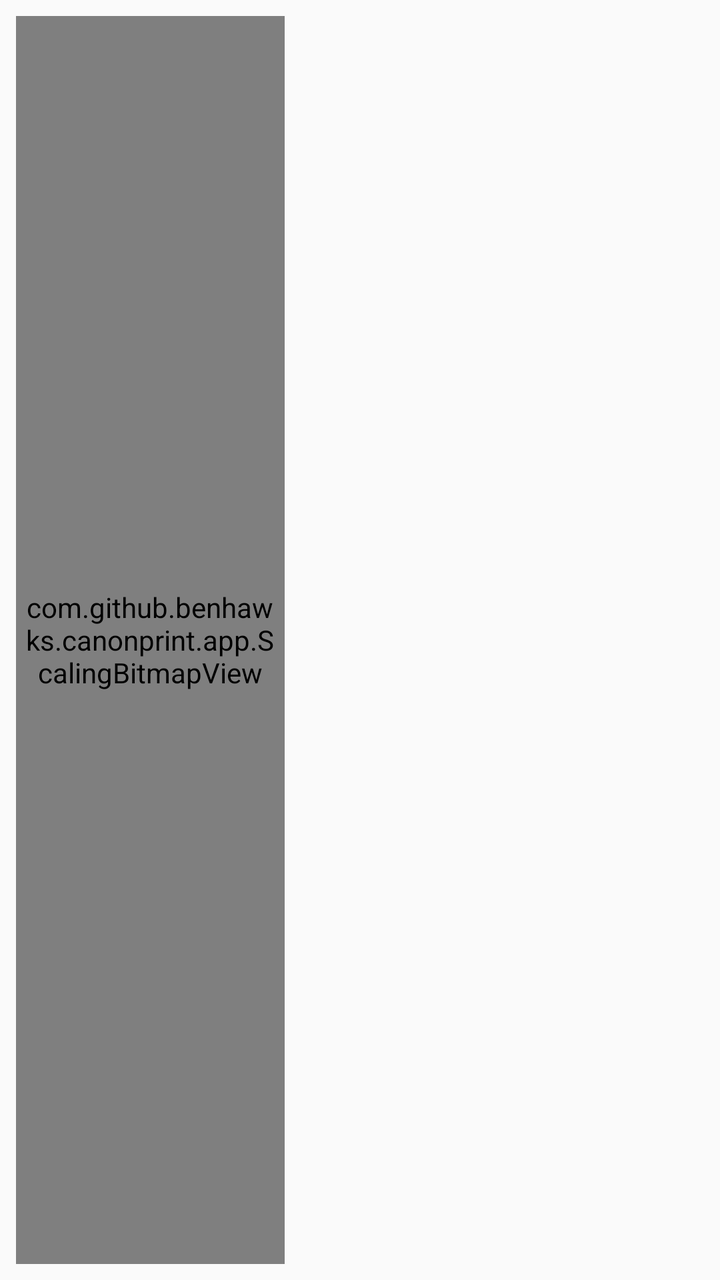
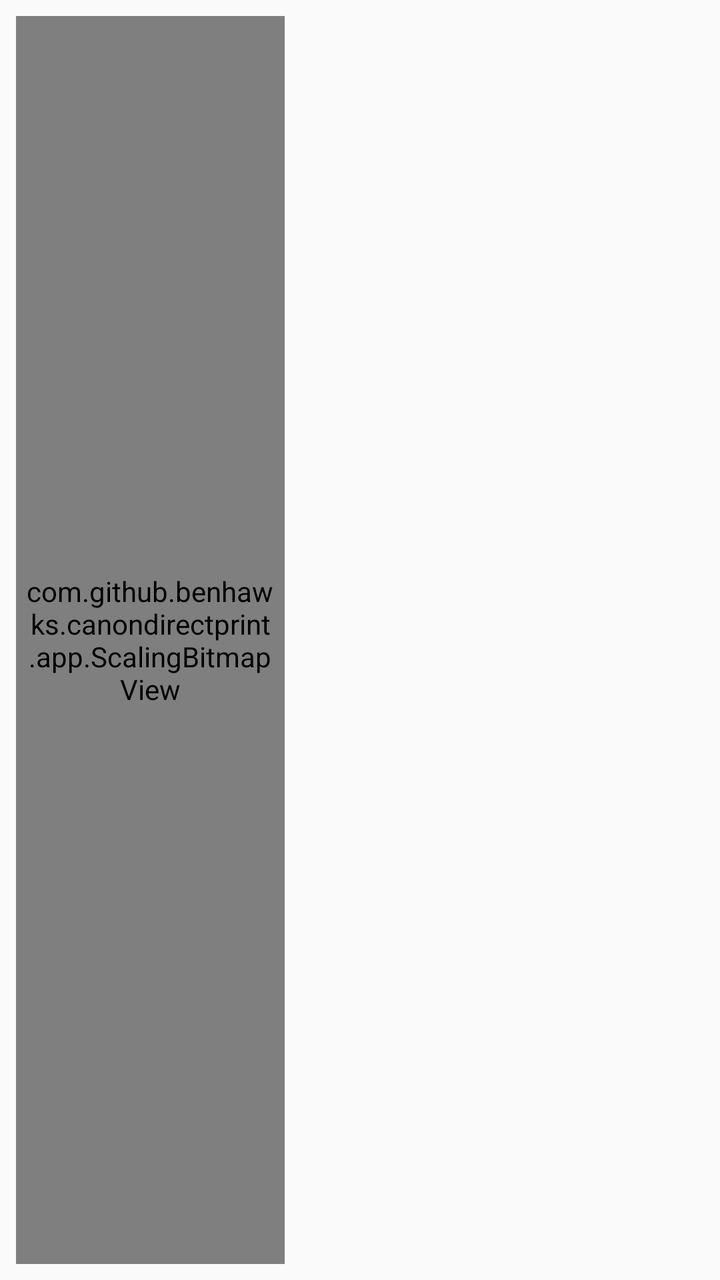

Before-and-after screenshots of an Android layout around one commit, followed by the original layout XML and the change that was made.
<!-- AndroidManifest.xml: another module's application theme android:Theme.Material.Light.DarkActionBar -->
<!-- res/layout/print.xml -->
<?xml version="1.0" encoding="utf-8"?>
<LinearLayout xmlns:android="http://schemas.android.com/apk/res/android"
    android:layout_width="match_parent"
    android:layout_height="match_parent"
    android:orientation="horizontal"
    android:padding="8dp">

    <com.github.benhawks.canonprint.app.ScalingBitmapView
        android:id="@+id/preview"
        android:layout_width="0dp"
        android:layout_height="match_parent"
        android:layout_weight="2"
        android:background="#333333"
        android:padding="4dp" />

    <LinearLayout
        android:layout_width="0dp"
        android:layout_height="match_parent"
        android:layout_marginLeft="8dp"
        android:layout_weight="3"
        android:orientation="vertical">

        <TextView
            android:id="@+id/title"
            android:layout_width="match_parent"
            android:layout_height="wrap_content"
            android:textSize="20sp"
            android:textStyle="bold" />

        <TextView
            android:id="@+id/options"
            android:layout_width="match_parent"
            android:layout_height="wrap_content"
            android:layout_marginTop="8dp"
            android:textSize="18sp" />

        <ProgressBar
            android:id="@+id/progress"
            style="?android:attr/progressBarStyleHorizontal"
            android:layout_width="match_parent"
            android:layout_height="wrap_content"
            android:layout_marginTop="8dp"
            android:visibility="invisible" />

        <TextView
            android:id="@+id/status"
            android:layout_width="match_parent"
            android:layout_height="0dp"
            android:layout_weight="1"
            android:textSize="18sp" />

        <TextView
            android:id="@+id/hint"
            android:layout_width="match_parent"
            android:layout_height="wrap_content"
            android:textSize="14sp" />
    </LinearLayout>

</LinearLayout>
<!-- resources referenced by this layout -->
<resources>

</resources>

<!-- the commit's change to res/layout/print.xml (unified diff, before → after) -->
@@ -5,7 +5,7 @@
     android:orientation="horizontal"
     android:padding="8dp">
 
-    <com.github.benhawks.canonprint.app.ScalingBitmapView
+    <com.github.benhawks.canondirectprint.app.ScalingBitmapView
         android:id="@+id/preview"
         android:layout_width="0dp"
         android:layout_height="match_parent"
